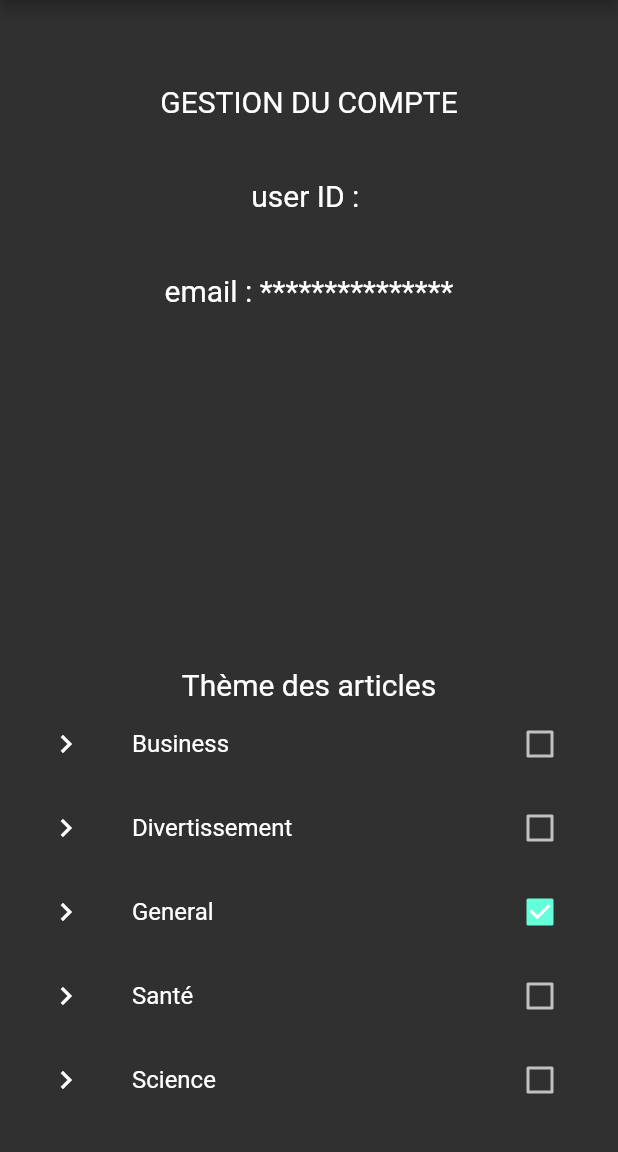
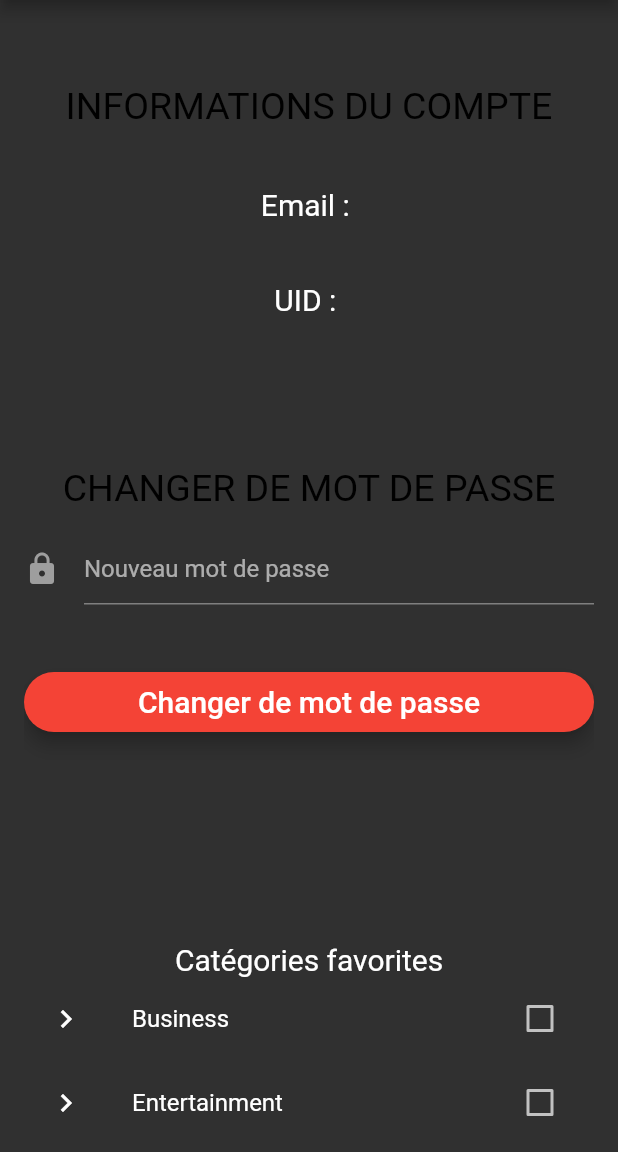
Before and after one commit to 41M3/YEP_project3_2019, a Flutter app: the AccountPage screen opened directly with empty values, on a phone screen of 412 x 824 dp, the part 84-1236 px from its top. Run offline on Flutter 3.47's test engine with Material 2 defaults, Android fonts, the light colour scheme and no system bars; our stand-ins replace firebase_auth, rflutter_alert, webview_flutter; accounts and stored records are empty.

Commit message:
[+] Adding new mobile features

```diff
--- a/lib/back/firebase/auth.dart
+++ b/lib/back/firebase/auth.dart
@@ -6,13 +6,15 @@ abstract class BaseAuth {
 
   Future<String> signUp(String email, String password);
 
-  //Future<String> getUserName();
+  Future<String> getUserEmail();
 
   Future<FirebaseUser> getCurrentUser();
 
   Future<void> sendEmailVerification();
 
   Future<void> signOut();
+
+  Future<void> changePassword(String password);
 
   Future<bool> isEmailVerified();
 }
@@ -39,16 +41,23 @@ class Auth implements BaseAuth {
     return user;
   }
 
-  /*
-  Future<String> getUserName() async {
+  Future<String> getUserEmail() async {
     FirebaseUser user = await _firebaseAuth.currentUser();
-    return user.displayName;
+    return user.email;
   }
-   */
-
 
   Future<void> signOut() async {
     return _firebaseAuth.signOut();
+  }
+
+  Future<void> changePassword(String password) async {
+    FirebaseUser user = await _firebaseAuth.currentUser();
+
+    user.updatePassword(password).then((_) {
+      print("Mot de passe changé avec succès");
+    }).catchError((error) {
+      print("Le mot de passe ne peut-être changé" + error.toString());
+    });
   }
 
   Future<void> sendEmailVerification() async {
--- a/lib/back/firebase/is_it_logged.dart
+++ b/lib/back/firebase/is_it_logged.dart
@@ -21,6 +21,8 @@ class IsItLogged extends StatefulWidget {
 class _IsItLoggedState extends State<IsItLogged> {
   AuthStatus authStatus = AuthStatus.NOT_DETERMINED;
   String _userId = "";
+  String _userEmail = "";
+
 
   @override
   void initState() {
@@ -29,6 +31,7 @@ class _IsItLoggedState extends State<IsItLogged> {
       setState(() {
         if (user != null) {
           _userId = user?.uid;
+          _userEmail = user.email;
         }
         authStatus =
             user?.uid == null ? AuthStatus.NOT_LOGGED_IN : AuthStatus.LOGGED_IN;
@@ -40,6 +43,7 @@ class _IsItLoggedState extends State<IsItLogged> {
     widget.auth.getCurrentUser().then((user) {
       setState(() {
         _userId = user.uid.toString();
+        _userEmail = user.email;
       });
     });
     setState(() {
@@ -51,6 +55,7 @@ class _IsItLoggedState extends State<IsItLogged> {
     setState(() {
       authStatus = AuthStatus.NOT_LOGGED_IN;
       _userId = "";
+      _userEmail = "";
     });
   }
 
@@ -80,6 +85,7 @@ class _IsItLoggedState extends State<IsItLogged> {
           return new NewsHomePage(
             logged: true,
             userId: _userId,
+            userEmail : _userEmail,
             auth: widget.auth,
             loginCallback: loginCallback,
             logoutCallback: logoutCallback,
--- a/lib/front/pages/Account.dart
+++ b/lib/front/pages/Account.dart
@@ -8,21 +8,34 @@ import 'package:epiflipboard/back/firebase/auth.dart';
 import 'package:epiflipboard/back/api/news.dart';
 import 'package:flutter/scheduler.dart';
 import 'package:epiflipboard/front/pages/homepage.dart';
+import 'package:rflutter_alert/rflutter_alert.dart';
 
 class AccountPage extends StatefulWidget {
   AccountPage(
-      {Key key, this.auth, this.userId, this.logoutCallback, this.categories});
+      {Key key,
+      this.auth,
+      this.userId,
+      this.userEmail,
+      this.logoutCallback,
+      this.categories,
+      this.valueGeneral});
 
   final BaseAuth auth;
   final VoidCallback logoutCallback;
   final String userId;
+  final String userEmail;
   List<CategorieModel> categories;
+  final bool valueGeneral;
 
   @override
   _AccountPageState createState() => _AccountPageState();
 }
 
 class _AccountPageState extends State<AccountPage> {
+  final _formKey = new GlobalKey<FormState>();
+  String _errorMessage;
+  String _password;
+
   bool _valueBusiness = false;
   bool _valueDivertissement = false;
   bool _valueGeneral = true;
@@ -31,8 +44,69 @@ class _AccountPageState extends State<AccountPage> {
   bool _valueSport = false;
   bool _valueTech = false;
 
+  var alertStyle = AlertStyle(
+    isCloseButton: false,
+    descStyle: TextStyle(fontWeight: FontWeight.bold),
+    animationDuration: Duration(milliseconds: 200),
+    alertBorder: RoundedRectangleBorder(
+      borderRadius: BorderRadius.circular(30.0),
+      side: BorderSide(color: Color(0xff303030)),
+    ),
+    titleStyle: TextStyle(
+      color: Colors.white,
+    ),
+  );
+
+  void connectedAlert(context) {
+    Alert(
+        style: alertStyle,
+        context: context,
+        title: "Mot de passe changé avec succès",
+        buttons: [
+          DialogButton(
+            child: Text(
+              "Cool !",
+              style: TextStyle(color: Colors.white, fontSize: 20),
+            ),
+            onPressed: () => Navigator.pop(context),
+            color: Colors.red,
+          )
+        ]).show();
+  }
+
+  bool validateAndSave() {
+    final form = _formKey.currentState;
+    if (form.validate()) {
+      form.save();
+      return true;
+    }
+    return false;
+  }
+
+  void validateAndSubmit() async {
+    print(_password);
+    setState(() {
+      _errorMessage = "";
+    });
+    if (validateAndSave()) {
+      try {
+        await widget.auth.changePassword(_password);
+        print('YEAAAAAH');
+        Navigator.pop(context);
+        connectedAlert(context);
+      } catch (e) {
+        print('Error: $e');
+        setState(() {
+          _errorMessage = e.message;
+          _formKey.currentState.reset();
+        });
+      }
+    }
+  }
+
   @override
   Widget build(BuildContext context) {
+    print(widget.valueGeneral);
     return new Scaffold(
         appBar: new AppBar(
           title: Row(
@@ -60,24 +134,32 @@ class _AccountPageState extends State<AccountPage> {
   }
 
   Widget _showForm() {
+    print(widget.valueGeneral);
+    print(widget.userEmail);
     return new Container(
         padding: EdgeInsets.all(16.0),
         child: new Form(
+          key: _formKey,
           child: new ListView(
             shrinkWrap: true,
             children: <Widget>[
-              displayTextContainer("GESTION DU COMPTE"),
-              displayTextContainer("user ID : " + widget.userId),
-              displayTextContainer("email : " + "***************"),
-              displayVoidPadding(null, 200.0, null, null),
-              displayTextContainer("Thème des articles"),
+              displayTitreContainer("INFORMATIONS DU COMPTE"),
+              displayTextContainer("Email : " + widget.userEmail),
+              displayTextContainer("UID : " + widget.userId),
+              displayVoidPadding(null, 60.0, null, null),
+              displayTitreContainer("CHANGER DE MOT DE PASSE"),
+              changePasswordInput(),
+              changePasswordButton(),
+              showErrorMessage(),
+              displayVoidPadding(null, 100.0, null, null),
+              displayTextContainer("Catégories favorites"),
               checkBox("Business", Icon(Icons.keyboard_arrow_right), true),
-              checkBox("Divertissement", Icon(Icons.keyboard_arrow_right), true),
+              checkBox("Entertainment", Icon(Icons.keyboard_arrow_right), true),
               checkBox("General", Icon(Icons.keyboard_arrow_right), true),
-              checkBox("Santé", Icon(Icons.keyboard_arrow_right), true),
+              checkBox("Health", Icon(Icons.keyboard_arrow_right), true),
               checkBox("Science", Icon(Icons.keyboard_arrow_right), false),
-              checkBox("Sport", Icon(Icons.keyboard_arrow_right), true),
-              checkBox("Tech", Icon(Icons.keyboard_arrow_right), true),
+              checkBox("Sports", Icon(Icons.keyboard_arrow_right), true),
+              checkBox("Technology", Icon(Icons.keyboard_arrow_right), true),
             ],
           ),
         ));
@@ -85,17 +167,93 @@ class _AccountPageState extends State<AccountPage> {
 
   Widget displayVoidPadding(a, b, c, d) {
     return Padding(
-        padding: EdgeInsets.fromLTRB(
-            a != null ? a : 0.0, b != null ? b : 150.0, c != null ? c : 0.0, d != null ? d : 0.0));
+        padding: EdgeInsets.fromLTRB(a != null ? a : 0.0, b != null ? b : 150.0,
+            c != null ? c : 0.0, d != null ? d : 0.0));
+  }
+
+  Widget displayTitreContainer(text) {
+    var _screenWidth = MediaQuery.of(context).size.width;
+    return Padding(
+        padding: const EdgeInsets.fromLTRB(0.0, 40.0, 0.0, 0.0),
+        child:
+        Row(mainAxisAlignment: MainAxisAlignment.center, children: <Widget>[
+          Text(text,
+              style: new TextStyle(
+                fontSize: 25.0,
+                color: Colors.black,
+              )),
+        ]));
   }
 
   Widget displayTextContainer(text) {
+    var _screenWidth = MediaQuery.of(context).size.width;
     return Padding(
         padding: const EdgeInsets.fromLTRB(0.0, 40.0, 0.0, 0.0),
         child:
             Row(mainAxisAlignment: MainAxisAlignment.center, children: <Widget>[
-          Text(text, style: new TextStyle(fontSize: 20.0, color: Colors.white)),
+          Text(text,
+              style: new TextStyle(
+                fontSize: 20.0,
+                color: Colors.white,
+              )),
         ]));
+  }
+
+  Widget changePasswordInput() {
+    return Padding(
+      padding: const EdgeInsets.fromLTRB(0.0, 15.0, 0.0, 0.0),
+      child: new TextFormField(
+        maxLines: 1,
+        obscureText: true,
+        autofocus: false,
+        decoration: new InputDecoration(
+            hintText: 'Nouveau mot de passe',
+            icon: new Icon(
+              Icons.lock,
+              color: Colors.grey,
+            )),
+        validator: (value) => value.isEmpty
+            ? 'Le nouveau mot de passe ne peut pas être vide !'
+            : value.trim().length < 8
+                ? 'Le nouveau mot de passe doit contenir plus de 8 charactères !'
+                : value.trim().length > 100
+                    ? "Le nouveau mot de passe doit contenir moins de 100 charactères !"
+                    : null,
+        onSaved: (value) => _password = value.trim(),
+      ),
+    );
+  }
+
+  Widget changePasswordButton() {
+    return new Padding(
+        padding: EdgeInsets.fromLTRB(0.0, 45.0, 0.0, 0.0),
+        child: SizedBox(
+          height: 40.0,
+          child: new RaisedButton(
+            elevation: 5.0,
+            shape: new RoundedRectangleBorder(
+                borderRadius: new BorderRadius.circular(30.0)),
+            color: Colors.red,
+            child: new Text('Changer de mot de passe',
+                style: new TextStyle(fontSize: 20.0, color: Colors.white)),
+            onPressed: validateAndSubmit,
+          ),
+        ));
+  }
+
+  Widget categoryContainer(categories) {
+    return Container(
+      padding: EdgeInsets.symmetric(horizontal: 16),
+      height: 70,
+      child: ListView.builder(
+          scrollDirection: Axis.horizontal,
+          itemCount: categories.length,
+          itemBuilder: (context, index) {
+            return CategoryCard(
+              categoryName: categories[index].categorieName,
+            );
+          }),
+    );
   }
 
   Widget checkBox(text, icon, _value) {
@@ -104,15 +262,15 @@ class _AccountPageState extends State<AccountPage> {
         title: Text(text),
         value: text == "Business"
             ? _valueBusiness
-            : text == "Divertissement"
+            : text == "Entertainment"
                 ? _valueDivertissement
                 : text == "General"
                     ? _valueGeneral
-                    : text == "Santé"
+                    : text == "Health"
                         ? _valueSante
                         : text == "Science"
                             ? _valueScience
-                            : text == "Sport" ? _valueSport : _valueTech,
+                            : text == "Sports" ? _valueSport : _valueTech,
         onChanged: (bool newValue) {
           setState(() {
             _valueBusiness = false;
@@ -126,22 +284,22 @@ class _AccountPageState extends State<AccountPage> {
               case "Business":
                 _valueBusiness = newValue;
                 break;
-              case "Divertissement":
+              case "Entertainment":
                 _valueDivertissement = newValue;
                 break;
               case "General":
                 _valueGeneral = newValue;
                 break;
-              case "Santé":
+              case "Health":
                 _valueSante = newValue;
                 break;
               case "Science":
                 _valueScience = newValue;
                 break;
-              case "Sport":
+              case "Sports":
                 _valueSport = newValue;
                 break;
-              case "Tech":
+              case "Technology":
                 _valueTech = newValue;
                 break;
             }
@@ -152,4 +310,21 @@ class _AccountPageState extends State<AccountPage> {
       ),
     );
   }
+
+  Widget showErrorMessage() {
+    if (_errorMessage != null && _errorMessage.length > 0 && _errorMessage != null) {
+      return new Text(
+        _errorMessage,
+        style: TextStyle(
+            fontSize: 13.0,
+            color: Colors.red,
+            height: 1.0,
+            fontWeight: FontWeight.w300),
+      );
+    } else {
+      return new Container(
+        height: 0.0,
+      );
+    }
+  }
 }
--- a/lib/front/pages/signIn.dart
+++ b/lib/front/pages/signIn.dart
@@ -254,6 +254,7 @@ class _SigninPageState extends State<SigninPage> {
                     builder: (BuildContext context) => NewsHomePage(
                           logged: false,
                           userId: "UNKNOWN",
+                          userEmail: "UNKNOWN",
                           auth: widget.auth,
                           logoutCallback: widget.loginCallback,
                         )));
```
Also changed, not shown: lib/back/api/news.dart (+36 -2 lines), lib/back/models/user.dart (added, +11 -0 lines), lib/front/models/search_news.dart (added, +97 -0 lines), lib/front/pages/Search.dart (added, +131 -0 lines), lib/front/pages/homepage.dart (+22 -10 lines).
